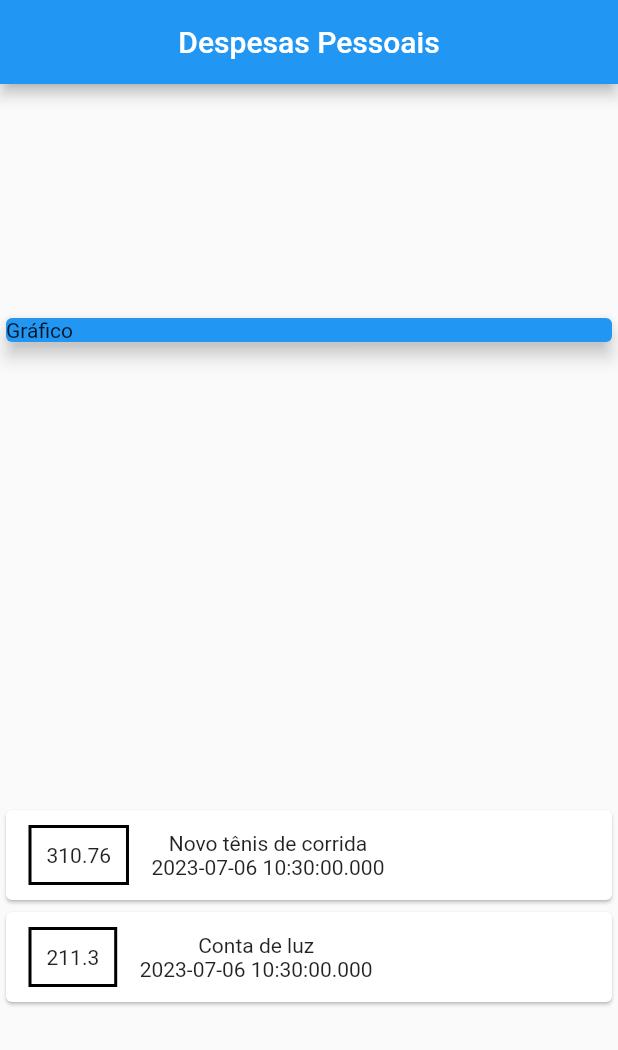
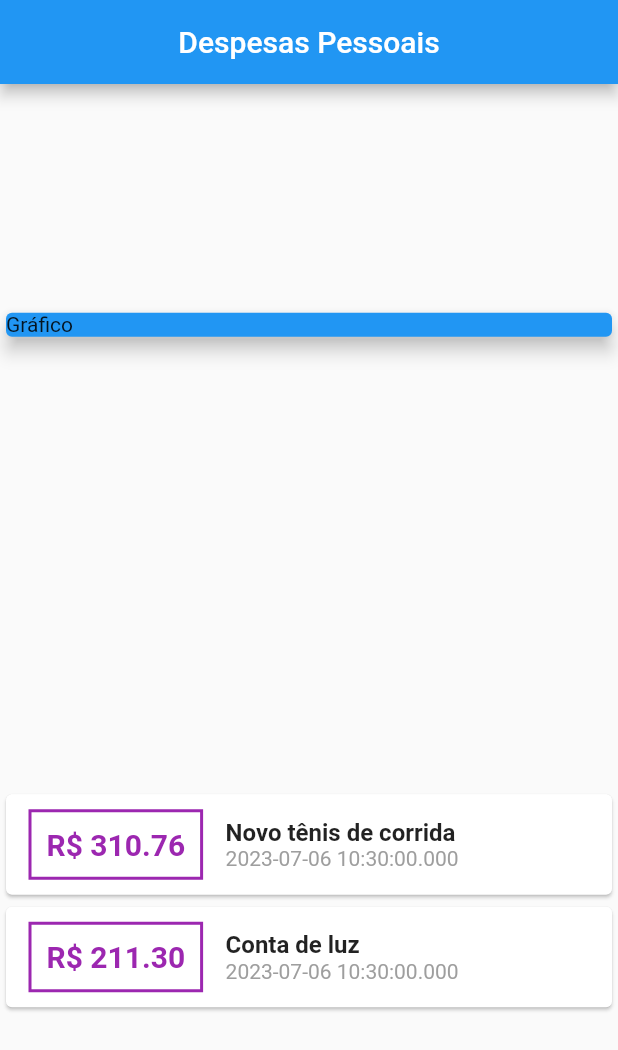
Before and after one commit to julianojstavares/flutter_expenses_app, a Flutter app: the screen it shows after launch, on a phone screen of 412 x 824 dp. Shown: the top 1050 px of the screen. Run offline on Flutter 3.47's test engine with Material 2 defaults, Android fonts, the phone set to English and light mode, and no system bars.

Commit message:
Section 4, class 98

```diff
--- a/lib/main.dart
+++ b/lib/main.dart
@@ -64,16 +64,32 @@ class MyHomePage extends StatelessWidget {
                           vertical: 10,
                         ),
                         decoration: BoxDecoration(
-                          border: Border.all(color: Colors.black, width: 2),
+                          border: Border.all(color: Colors.purple, width: 2),
                         ),
                         padding: const EdgeInsets.all(10),
-                        child: Text(t.value.toString()),
+                        child: Text(
+                          "R\$ ${t.value.toStringAsFixed(2)}",
+                          style: const TextStyle(
+                              fontWeight: FontWeight.bold,
+                              fontSize: 20,
+                              color: Colors.purple),
+                        ),
                       ),
                       Column(
+                        crossAxisAlignment: CrossAxisAlignment.start,
                         children: [
-                          Text(t.title),
+                          Text(
+                            t.title,
+                            style: const TextStyle(
+                              fontSize: 16,
+                              fontWeight: FontWeight.bold,
+                            ),
+                          ),
                           Text(
                             t.date.toString(),
+                            style: const TextStyle(
+                              color: Colors.grey,
+                            ),
                           ),
                         ],
                       ),
--- a/pubspec.yaml
+++ b/pubspec.yaml
@@ -9,6 +9,7 @@ environment:
 dependencies:
   flutter:
     sdk: flutter
+  intl: ^0.18.1
 
 dev_dependencies:
   flutter_test:
```
Also changed, not shown: pubspec.lock.
